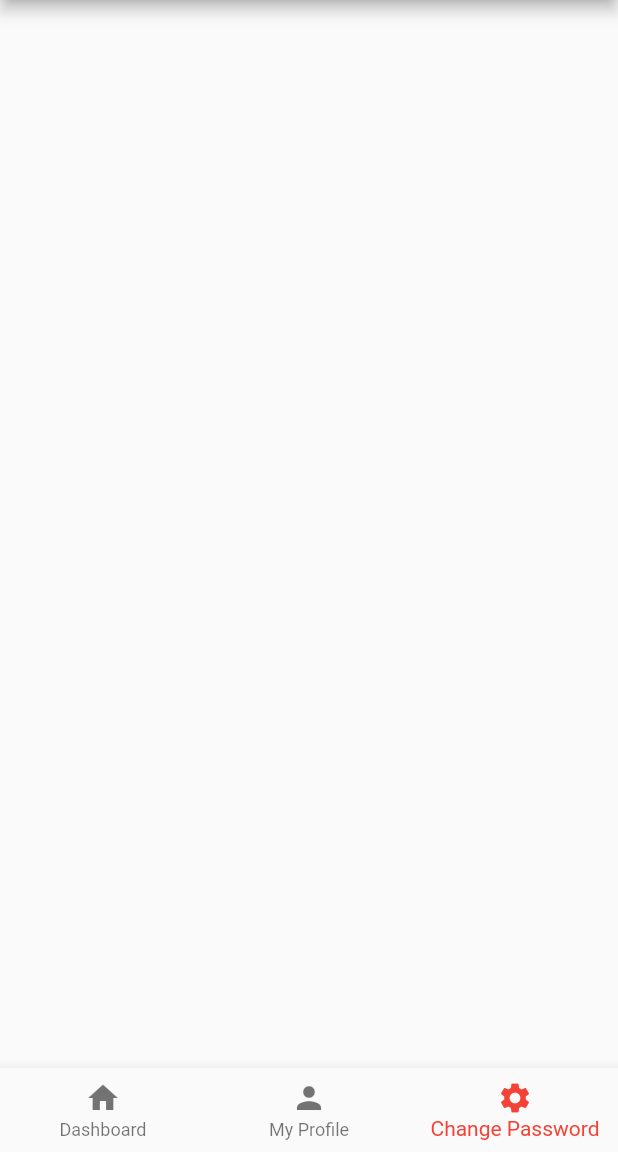
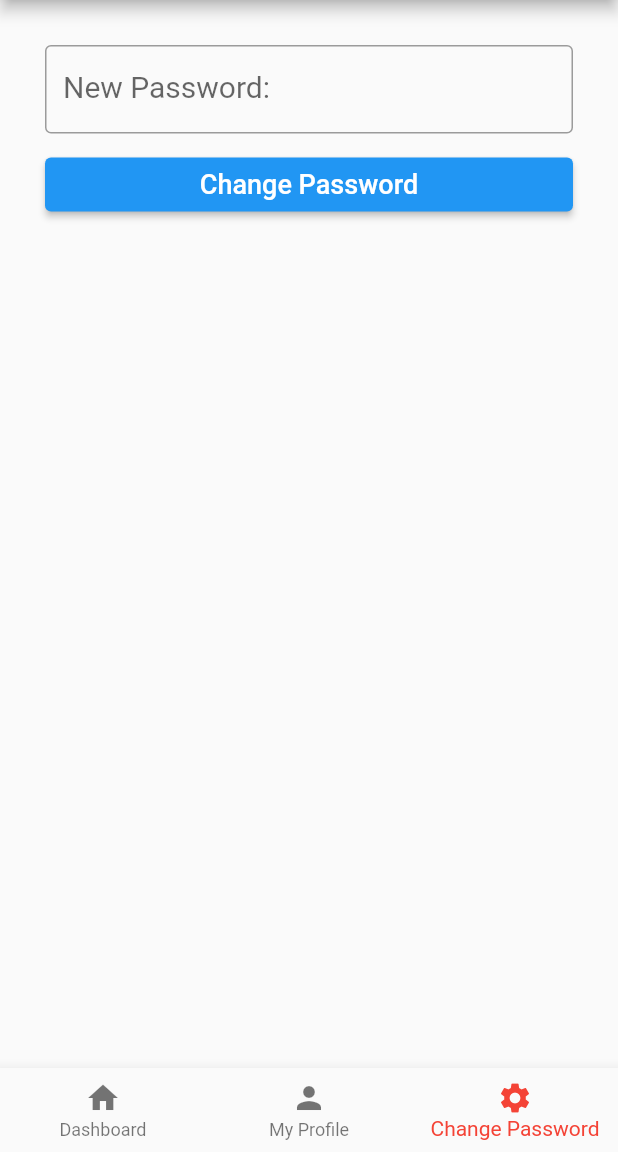
Before and after one commit to daynial132/flutter_fb_auth, a Flutter app: the UserMain screen opened directly, item 3 of the bottom bar chosen, on a phone screen of 412 x 824 dp, the part 84-1236 px from its top. Run offline on Flutter 3.47's test engine with Material 2 defaults, Android fonts, the phone set to English and light mode, and no system bars.

Commit message:
Change password page ui is done

```diff
--- a/lib/pages/user/changePassword.dart
+++ b/lib/pages/user/changePassword.dart
@@ -8,8 +8,71 @@ class ChangePassword extends StatefulWidget {
 }
 
 class _ChangePasswordState extends State<ChangePassword> {
+  final _formKey = GlobalKey<FormState>();
+
+  var newPassword = "";
+
+  // Create a text controller and use it to retrieve the current value
+  // of the TextField.
+
+  final newPasswordController = TextEditingController();
+
+  @override
+  void dispose() {
+    // Clean up the controller when the widget is disposed.
+    newPasswordController.dispose();
+    super.dispose();
+  }
+
   @override
   Widget build(BuildContext context) {
-    return Container();
+    return Form(
+      key: _formKey,
+      child: Padding(
+        padding: EdgeInsets.symmetric(vertical: 20, horizontal: 30),
+        child: ListView(
+          children: [
+            Container(
+              margin: EdgeInsets.symmetric(vertical: 10.0),
+              child: TextFormField(
+                autofocus: false,
+                obscureText: true,
+                decoration: InputDecoration(
+                  labelText: 'New Password: ',
+                  hintText: 'Enter New Password',
+                  labelStyle: TextStyle(fontSize: 20.0),
+                  border: OutlineInputBorder(),
+                  errorStyle: TextStyle(color: Colors.redAccent, fontSize: 15),
+                ),
+                controller: newPasswordController,
+                validator: (value) {
+                  if (value == null || value.isEmpty) {
+                    return 'Please Enter Password';
+                  }
+                  return null;
+                },
+              ),
+            ),
+            ElevatedButton(
+              onPressed: () {
+                // Validate returns true if the form is valid, otherwise false.
+                if (_formKey.currentState!.validate()) {
+                  setState(() {
+                    newPassword = newPasswordController.text;
+                  });
+                  changePassword();
+                }
+              },
+              child: Text(
+                'Change Password',
+                style: TextStyle(fontSize: 18.0),
+              ),
+            ),
+          ],
+        ),
+      ),
+    );
   }
+
+  void changePassword() {}
 }
```
Also changed, not shown: lib/pages/user/dashboard.dart (+7 -2 lines).
